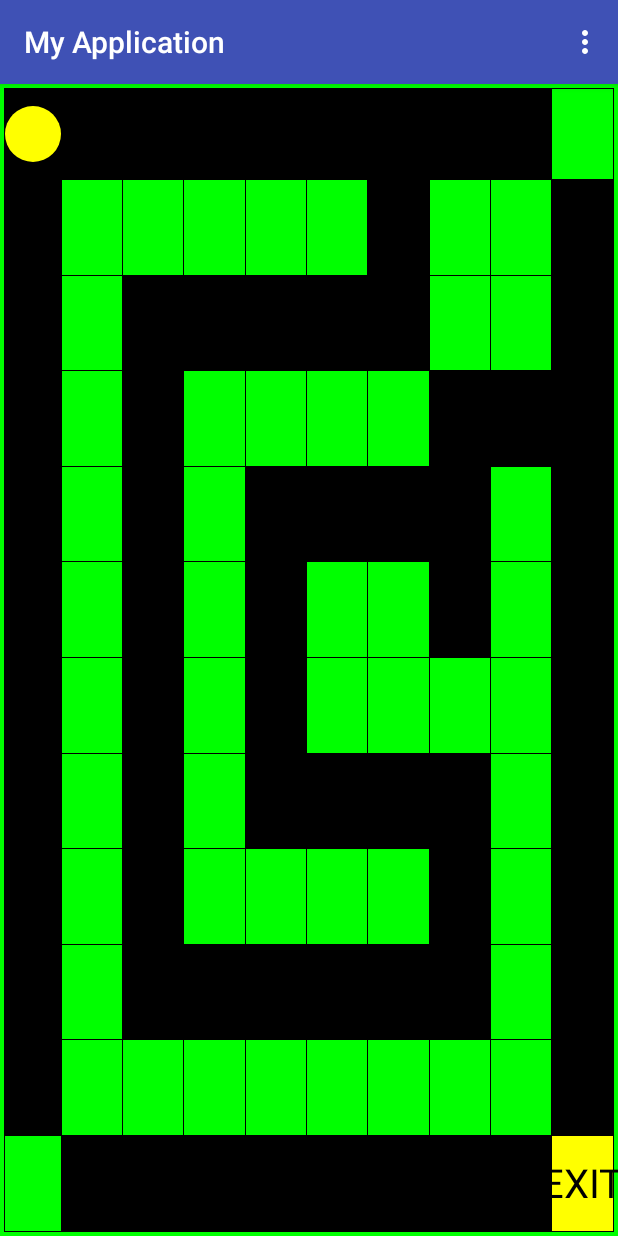
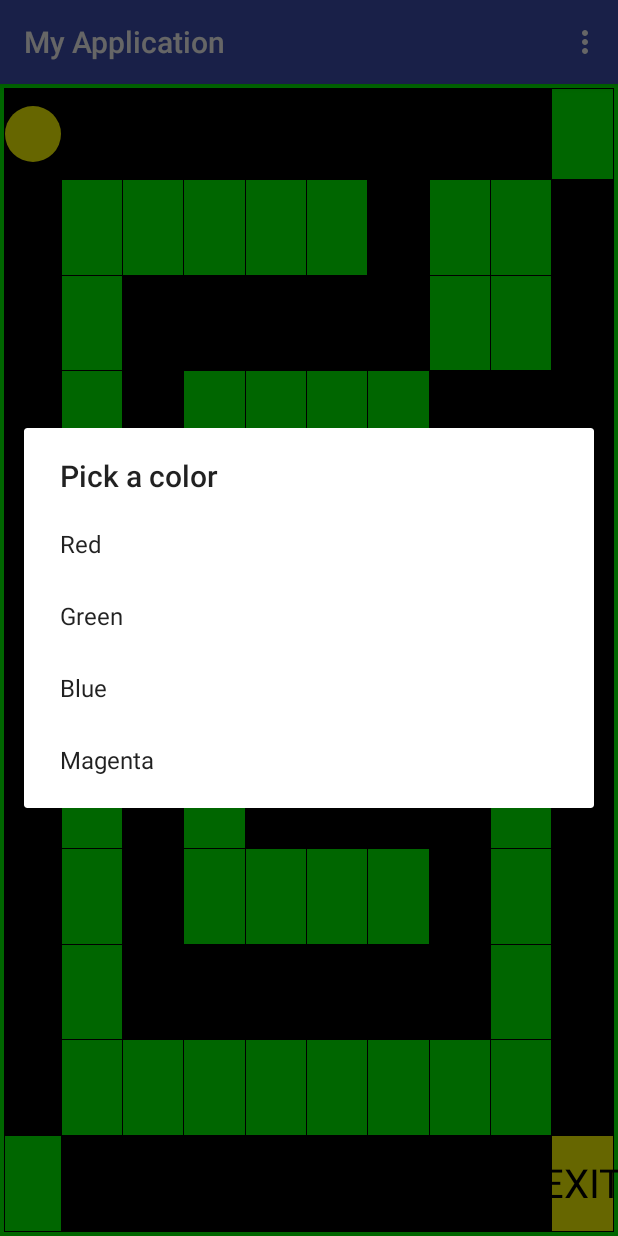
Before and after one commit to lordzsolt/Android-Homework, an Android app: the LabyrinthActivity screen opened directly, with no data from a screen before it, in the options menu, after a tap on "Color", on a phone screen of 412 x 824 dp. Run offline under Robolectric (Android 15) with nearby library versions, the phone set to English and light mode, and no system bars.

Commit message:
Saving color to persistent store and loading it afterwards.

```diff
--- a/2. Labyrinth/app/src/main/java/com/example/lordzsolt/myapplication/LabyrinthActivity.java
+++ b/2. Labyrinth/app/src/main/java/com/example/lordzsolt/myapplication/LabyrinthActivity.java
@@ -1,8 +1,11 @@
 package com.example.lordzsolt.myapplication;
 
 import android.app.AlertDialog;
+import android.content.Context;
 import android.content.DialogInterface;
+import android.content.SharedPreferences;
 import android.content.res.Resources;
+import android.graphics.Color;
 import android.support.v7.app.AppCompatActivity;
 import android.os.Bundle;
 import android.util.Log;
@@ -16,7 +19,10 @@ import java.util.Arrays;
 import java.util.List;
 import java.util.Vector;
 
+
 public class LabyrinthActivity extends AppCompatActivity {
+
+    private static final String SHARED_PREFERENCES_KEY_COLOR = "ColorKey";
 
     private LabyrinthModel _labyrinthModel;
     private LabyrinthView _labyrinthView;
@@ -25,6 +31,29 @@ public class LabyrinthActivity extends AppCompatActivity {
 
     private Integer _level;
     private List<Integer> _labirynthStrings;
+
+    @Override
+    public boolean onCreateOptionsMenu(Menu menu) {
+        // Inflate the menu; this adds items to the action bar if it is present.
+        getMenuInflater().inflate(R.menu.menu_main, menu);
+        return true;
+    }
+
+    @Override
+    public boolean onOptionsItemSelected(MenuItem item) {
+        // Handle action bar item clicks here. The action bar will
+        // automatically handle clicks on the Home/Up button, so long
+        // as you specify a parent activity in AndroidManifest.xml.
+        int id = item.getItemId();
+
+        //noinspection SimplifiableIfStatement
+        if (id == R.id.MENU_COLOR) {
+            this.showColorPickerAlert();
+            return true;
+        }
+
+        return super.onOptionsItemSelected(item);
+    }
 
     @Override
     protected void onCreate(Bundle savedInstanceState) {
@@ -37,6 +66,7 @@ public class LabyrinthActivity extends AppCompatActivity {
         _labirynthStrings = new ArrayList<>(Arrays.asList(array));
 
         startNewLabyrinth();
+        this.loadColor();
     }
 
     private void readLabyrinth(int resourceId) {
@@ -123,25 +153,32 @@ public class LabyrinthActivity extends AppCompatActivity {
         }
     }
 
-    @Override
-    public boolean onCreateOptionsMenu(Menu menu) {
-        // Inflate the menu; this adds items to the action bar if it is present.
-        getMenuInflater().inflate(R.menu.menu_main, menu);
-        return true;
+    private void showColorPickerAlert() {
+        final CharSequence[] items = { "Red", "Green", "Blue", "Magenta"};
+        final int colors[]={Color.RED, Color.GREEN, Color.BLUE, Color.MAGENTA};
+        AlertDialog.Builder builder = new AlertDialog.Builder(this);
+        builder.setTitle("Pick a color");
+        builder.setItems(items, new DialogInterface.OnClickListener() {
+            public void onClick(DialogInterface dialog, int item) {
+                LabyrinthActivity.this._labyrinthView.setWallColor(colors[item]);
+                saveColor(colors[item]);
+                _labyrinthView.postInvalidate();
+            }
+        });
+        AlertDialog alertDialog = builder.create();
+        alertDialog.show();
     }
 
-    @Override
-    public boolean onOptionsItemSelected(MenuItem item) {
-        // Handle action bar item clicks here. The action bar will
-        // automatically handle clicks on the Home/Up button, so long
-        // as you specify a parent activity in AndroidManifest.xml.
-        int id = item.getItemId();
+    private void saveColor(int color) {
+        SharedPreferences sharedPreferences = this.getPreferences(Context.MODE_PRIVATE);
+        SharedPreferences.Editor editor = sharedPreferences.edit();
+        editor.putInt(SHARED_PREFERENCES_KEY_COLOR, color);
+        editor.apply();
+    }
 
-        //noinspection SimplifiableIfStatement
-//        if (id == R.id.action_settings) {
-//            return true;
-//        }
-
-        return super.onOptionsItemSelected(item);
+    private void loadColor() {
+        SharedPreferences sharedPreferences = this.getPreferences(Context.MODE_PRIVATE);
+        int color = sharedPreferences.getInt(SHARED_PREFERENCES_KEY_COLOR, Color.GREEN);
+        _labyrinthView.setWallColor(color);
     }
 }
--- a/2. Labyrinth/app/src/main/java/com/example/lordzsolt/myapplication/LabyrinthView.java
+++ b/2. Labyrinth/app/src/main/java/com/example/lordzsolt/myapplication/LabyrinthView.java
@@ -21,11 +21,15 @@ public class LabyrinthView extends View {
     private Rect[][] Rectangles;
 
     private Canvas canvas;
-    private int green = Color.GREEN;
     private int black = Color.BLACK;
     private int yellow = Color.YELLOW;
 
     private int _wallColor = Color.GREEN;
+
+    public void setWallColor(int _wallColor) {
+        this._wallColor = _wallColor;
+        this.postInvalidate();
+    }
 
     private boolean init = false;
 
@@ -45,11 +49,11 @@ public class LabyrinthView extends View {
             init = true;
         }
         else {
-            paint.setColor(green);
+            paint.setColor(_wallColor);
             canvas.drawRect(0, 0, width, height, paint);
             paint.setColor(black);
             canvas.drawRect(4, 4, width - 4, height - 4, paint);
-            paint.setColor(green);
+            paint.setColor(_wallColor);
             for (int i = 0; i < blocks_in_a_col; i++) {
                 for (int j = 0; j < blocks_in_a_row; j++) {
                     if (model.getElementAt(i, j) == LabyrinthModel.LabyrinthObject.LABYRINTH_OBJECT_WALL) {
@@ -74,13 +78,13 @@ public class LabyrinthView extends View {
     }
 
     private void initialize() {
-        paint.setColor( green );
+        paint.setColor( _wallColor );
         height = this.getHeight();// canvas.getHeight();
         width = this.getWidth();// canvas.getWidth();
         canvas.drawRect(0, 0, width, height, paint);
         paint.setColor( black );
         canvas.drawRect(4, 4, width - 4, height - 4, paint);
-        paint.setColor( green );
+        paint.setColor( _wallColor );
 
         Rectangles = new Rect[ blocks_in_a_col][ blocks_in_a_row ];
 
```
